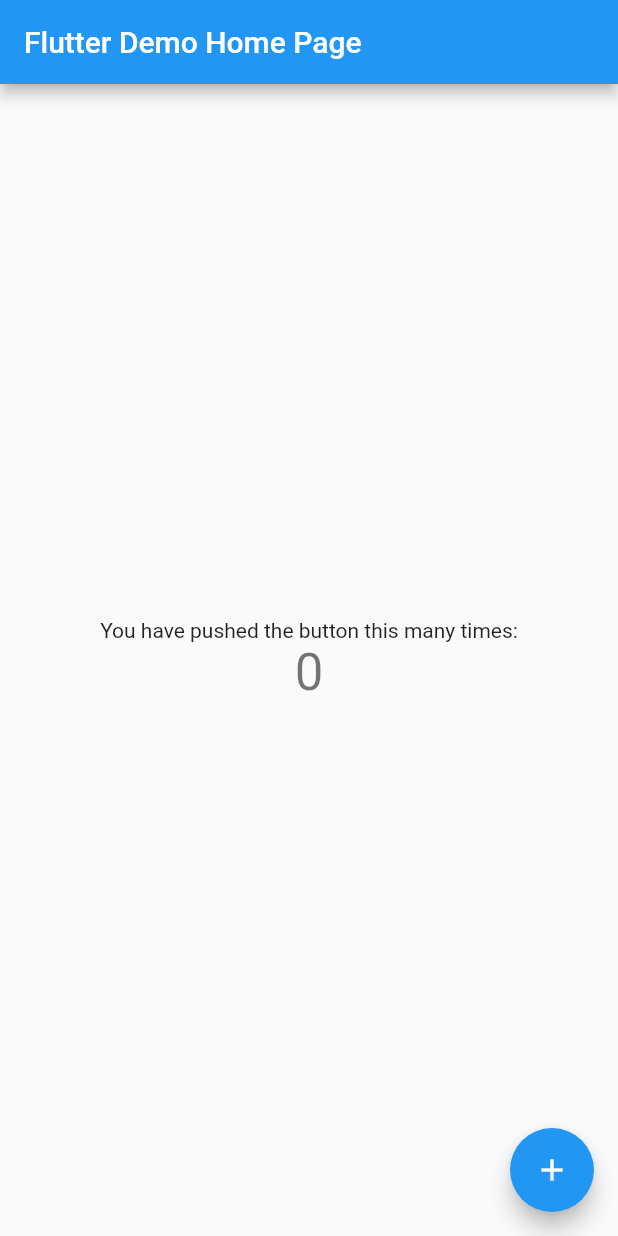
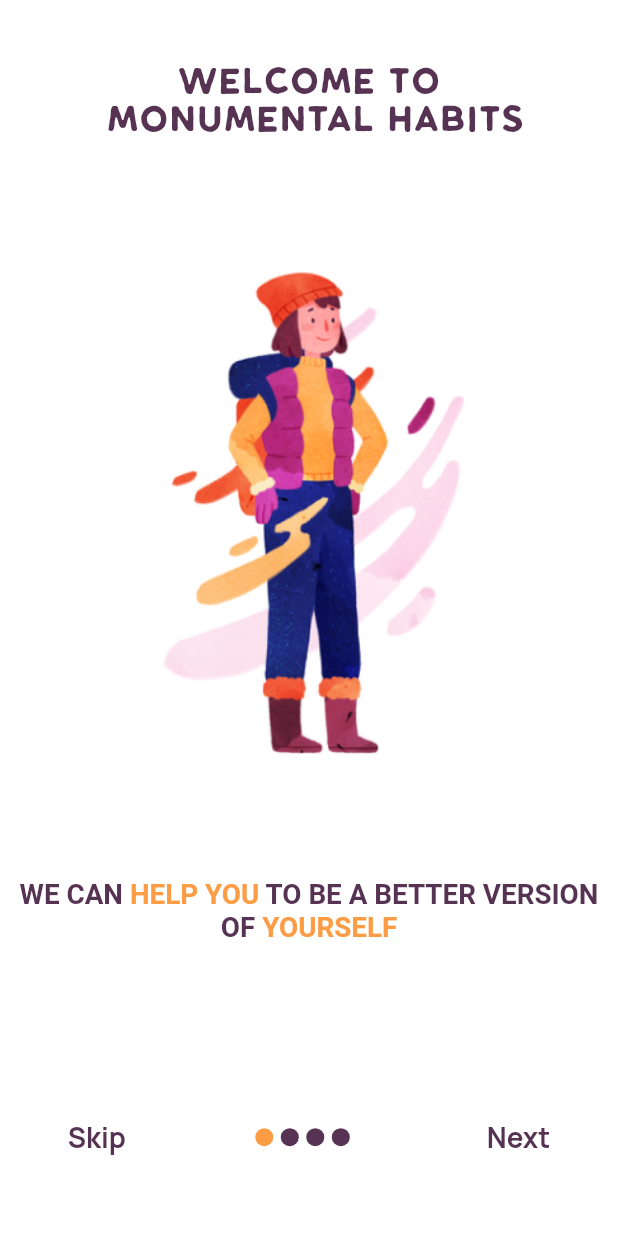
Before and after one commit to tonydavidx/habit-app-flutter, a Flutter app: the screen it shows after launch, on a phone screen of 412 x 824 dp. Run offline on Flutter 3.47's test engine with Material 2 defaults, Android fonts, the phone set to English and light mode, and no system bars; our stand-ins replace google_fonts, shared_preferences.

Commit message:
onboard & splash completed

```diff
--- a/lib/main.dart
+++ b/lib/main.dart
@@ -1,113 +1,36 @@
 import 'package:flutter/material.dart';
+import 'package:flutter/services.dart';
+import 'package:google_fonts/google_fonts.dart';
+import 'package:shared_preferences/shared_preferences.dart';
+import './views/pages.dart';
 
-void main() {
+bool? seenOnboard;
+
+void main() async {
+  WidgetsFlutterBinding.ensureInitialized();
+  // to show status bar
+  SystemChrome.setEnabledSystemUIOverlays(
+      [SystemUiOverlay.bottom, SystemUiOverlay.top]);
+  // to load onboard for the first time only
+  SharedPreferences pref = await SharedPreferences.getInstance();
+  seenOnboard = pref.getBool('seenOnboard') ?? false; //if null set to false
+
   runApp(MyApp());
 }
 
 class MyApp extends StatelessWidget {
-  // This widget is the root of your application.
   @override
   Widget build(BuildContext context) {
     return MaterialApp(
-      title: 'Flutter Demo',
+      debugShowCheckedModeBanner: false,
+      title: 'Habit App',
       theme: ThemeData(
-        // This is the theme of your application.
-        //
-        // Try running your application with "flutter run". You'll see the
-        // application has a blue toolbar. Then, without quitting the app, try
-        // changing the primarySwatch below to Colors.green and then invoke
-        // "hot reload" (press "r" in the console where you ran "flutter run",
-        // or simply save your changes to "hot reload" in a Flutter IDE).
-        // Notice that the counter didn't reset back to zero; the application
-        // is not restarted.
+        textTheme: GoogleFonts.manropeTextTheme(
+          Theme.of(context).textTheme,
+        ),
         primarySwatch: Colors.blue,
       ),
-      home: MyHomePage(title: 'Flutter Demo Home Page'),
+      home: seenOnboard == true ? SignUpPage() : OnBoardingPage(),
     );
   }
 }
-
-class MyHomePage extends StatefulWidget {
-  MyHomePage({Key? key, required this.title}) : super(key: key);
-
-  // This widget is the home page of your application. It is stateful, meaning
-  // that it has a State object (defined below) that contains fields that affect
-  // how it looks.
-
-  // This class is the configuration for the state. It holds the values (in this
-  // case the title) provided by the parent (in this case the App widget) and
-  // used by the build method of the State. Fields in a Widget subclass are
-  // always marked "final".
-
-  final String title;
-
-  @override
-  _MyHomePageState createState() => _MyHomePageState();
-}
-
-class _MyHomePageState extends State<MyHomePage> {
-  int _counter = 0;
-
-  void _incrementCounter() {
-    setState(() {
-      // This call to setState tells the Flutter framework that something has
-      // changed in this State, which causes it to rerun the build method below
-      // so that the display can reflect the updated values. If we changed
-      // _counter without calling setState(), then the build method would not be
-      // called again, and so nothing would appear to happen.
-      _counter++;
-    });
-  }
-
-  @override
-  Widget build(BuildContext context) {
-    // This method is rerun every time setState is called, for instance as done
-    // by the _incrementCounter method above.
-    //
-    // The Flutter framework has been optimized to make rerunning build methods
-    // fast, so that you can just rebuild anything that needs updating rather
-    // than having to individually change instances of widgets.
-    return Scaffold(
-      appBar: AppBar(
-        // Here we take the value from the MyHomePage object that was created by
-        // the App.build method, and use it to set our appbar title.
-        title: Text(widget.title),
-      ),
-      body: Center(
-        // Center is a layout widget. It takes a single child and positions it
-        // in the middle of the parent.
-        child: Column(
-          // Column is also a layout widget. It takes a list of children and
-          // arranges them vertically. By default, it sizes itself to fit its
-          // children horizontally, and tries to be as tall as its parent.
-          //
-          // Invoke "debug painting" (press "p" in the console, choose the
-          // "Toggle Debug Paint" action from the Flutter Inspector in Android
-          // Studio, or the "Toggle Debug Paint" command in Visual Studio Code)
-          // to see the wireframe for each widget.
-          //
-          // Column has various properties to control how it sizes itself and
-          // how it positions its children. Here we use mainAxisAlignment to
-          // center the children vertically; the main axis here is the vertical
-          // axis because Columns are vertical (the cross axis would be
-          // horizontal).
-          mainAxisAlignment: MainAxisAlignment.center,
-          children: <Widget>[
-            Text(
-              'You have pushed the button this many times:',
-            ),
-            Text(
-              '$_counter',
-              style: Theme.of(context).textTheme.headline4,
-            ),
-          ],
-        ),
-      ),
-      floatingActionButton: FloatingActionButton(
-        onPressed: _incrementCounter,
-        tooltip: 'Increment',
-        child: Icon(Icons.add),
-      ), // This trailing comma makes auto-formatting nicer for build methods.
-    );
-  }
-}
--- a/lib/size_configs.dart
+++ b/lib/size_configs.dart
@@ -1,5 +1,6 @@
 import 'package:flutter/material.dart';
 
+// for responsive design
 class SizeConfig {
   static MediaQueryData? _mediaQueryData;
   static double? screenWidth;
--- /dev/null
+++ b/lib/views/onboarding_page.dart
@@ -0,0 +1,172 @@
+import 'package:flutter/material.dart';
+import 'package:habit_app/app_styles.dart';
+import 'package:habit_app/main.dart';
+import 'package:habit_app/model/onboard_data.dart';
+import 'package:habit_app/size_configs.dart';
+import 'package:shared_preferences/shared_preferences.dart';
+import './pages.dart';
+import '../widgets/widgets.dart';
+
+class OnBoardingPage extends StatefulWidget {
+  const OnBoardingPage({Key? key}) : super(key: key);
+
+  @override
+  _OnBoardingPageState createState() => _OnBoardingPageState();
+}
+
+class _OnBoardingPageState extends State<OnBoardingPage> {
+  int currentPage = 0;
+
+  PageController _pageController = PageController(initialPage: 0);
+
+  AnimatedContainer dotIndicator(index) {
+    return AnimatedContainer(
+      margin: EdgeInsets.only(right: 5),
+      duration: Duration(milliseconds: 400),
+      height: 12,
+      width: 12,
+      decoration: BoxDecoration(
+        color: currentPage == index ? kPrimaryColor : kSecondaryColor,
+        shape: BoxShape.circle,
+      ),
+    );
+  }
+
+  Future setSeenonboard() async {
+    SharedPreferences prefs = await SharedPreferences.getInstance();
+    seenOnboard = await prefs.setBool('seenOnboard', true);
+    // this will set seenOnboard to true when running onboard page for first time.
+  }
+
+  @override
+  void initState() {
+    super.initState();
+    setSeenonboard();
+  }
+
+  @override
+  Widget build(BuildContext context) {
+    // initialize size config
+    SizeConfig().init(context);
+    double sizeH = SizeConfig.blockSizeH!;
+    double sizeV = SizeConfig.blockSizeV!;
+    return Scaffold(
+      backgroundColor: Colors.white,
+      body: SafeArea(
+          child: Column(
+        children: [
+          Expanded(
+            flex: 9,
+            child: PageView.builder(
+              controller: _pageController,
+              onPageChanged: (value) {
+                setState(() {
+                  currentPage = value;
+                });
+              },
+              itemCount: onboardingContents.length,
+              itemBuilder: (context, index) => Column(
+                children: [
+                  SizedBox(
+                    height: sizeV * 5,
+                  ),
+                  Text(
+                    onboardingContents[index].title,
+                    style: kTitle,
+                    textAlign: TextAlign.center,
+                  ),
+                  SizedBox(
+                    height: sizeV * 5,
+                  ),
+                  Container(
+                    height: sizeV * 50,
+                    child: Image.asset(
+                      onboardingContents[index].image,
+                      fit: BoxFit.contain,
+                    ),
+                  ),
+                  SizedBox(
+                    height: sizeV * 5,
+                  ),
+                  RichText(
+                    textAlign: TextAlign.center,
+                    text: TextSpan(
+                      style: kBodyText1,
+                      children: [
+                        TextSpan(text: 'WE CAN '),
+                        TextSpan(
+                            text: 'HELP YOU ',
+                            style: TextStyle(
+                              color: kPrimaryColor,
+                            )),
+                        TextSpan(text: 'TO BE A BETTER '),
+                        TextSpan(text: 'VERSION OF '),
+                        TextSpan(
+                          text: 'YOURSELF ',
+                          style: TextStyle(
+                            color: kPrimaryColor,
+                          ),
+                        ),
+                      ],
+                    ),
+                  ),
+                  SizedBox(
+                    height: sizeV * 5,
+                  ),
+                ],
+              ),
+            ),
+          ),
+          Expanded(
+            flex: 1,
+            child: Column(
+              children: [
+                currentPage == onboardingContents.length - 1
+                    ? MyTextButton(
+                        buttonName: 'Get Started',
+                        onPressed: () {
+                          Navigator.push(
+                              context,
+                              MaterialPageRoute(
+                                builder: (context) => SignUpPage(),
+                              ));
+                        },
+                        bgColor: kPrimaryColor,
+                      )
+                    : Row(
+                        mainAxisAlignment: MainAxisAlignment.spaceAround,
+                        children: [
+                          OnBoardNavBtn(
+                            name: 'Skip',
+                            onPressed: () {
+                              Navigator.push(
+                                  context,
+                                  MaterialPageRoute(
+                                      builder: (context) => SignUpPage()));
+                            },
+                          ),
+                          Row(
+                            children: List.generate(
+                              onboardingContents.length,
+                              (index) => dotIndicator(index),
+                            ),
+                          ),
+                          OnBoardNavBtn(
+                            name: 'Next',
+                            onPressed: () {
+                              _pageController.nextPage(
+                                duration: Duration(milliseconds: 400),
+                                curve: Curves.easeInOut,
+                              );
+                            },
+                          )
+                        ],
+                      ),
+              ],
+            ),
+          )
+        ],
+      )),
+    );
+  }
+}
--- /dev/null
+++ b/lib/views/pages.dart
@@ -0,0 +1,2 @@
+export './onboarding_page.dart';
+export './sign_up_page.dart';
--- /dev/null
+++ b/lib/widgets/onboard_nav_btn.dart
@@ -0,0 +1,29 @@
+import 'package:flutter/material.dart';
+
+import '../app_styles.dart';
+
+class OnBoardNavBtn extends StatelessWidget {
+  const OnBoardNavBtn({
+    Key? key,
+    required this.name,
+    required this.onPressed,
+  }) : super(key: key);
+  final String name;
+  final VoidCallback onPressed;
+
+  @override
+  Widget build(BuildContext context) {
+    return InkWell(
+      onTap: onPressed,
+      borderRadius: BorderRadius.circular(6),
+      splashColor: Colors.black12,
+      child: Padding(
+        padding: const EdgeInsets.all(4.0),
+        child: Text(
+          name,
+          style: kBodyText1,
+        ),
+      ),
+    );
+  }
+}
--- /dev/null
+++ b/lib/widgets/widgets.dart
@@ -0,0 +1,2 @@
+export './my_text_button.dart';
+export './onboard_nav_btn.dart';
```
Also changed, not shown: lib/views/sign_up_page.dart (added, +14 -0 lines), lib/widgets/my_text_button.dart (added, +39 -0 lines), pubspec.yaml (+9 -0 lines), pubspec.lock, 17 other files.
